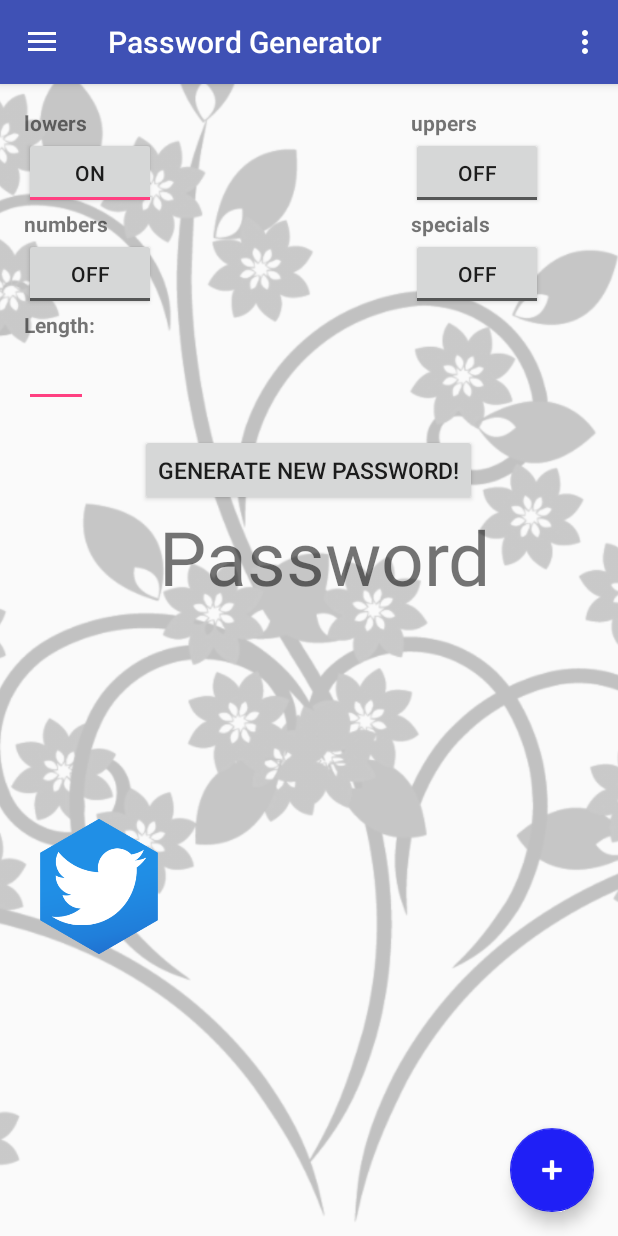
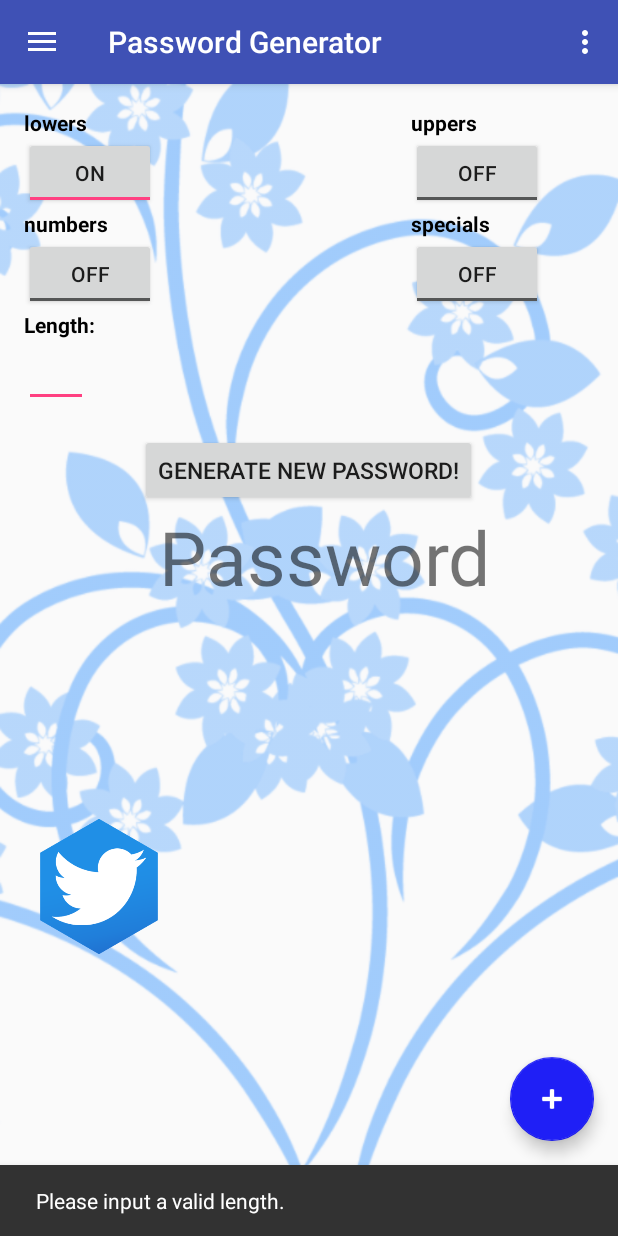
Before and after one commit to ZenOokami/Android-PasswordGenerator, an Android app: the screen it shows after launch (PasswordGeneratorActivity), after a tap on "GENERATE NEW PASSWORD!", on a phone screen of 412 x 824 dp. Run offline under Robolectric (Android 15) with nearby library versions, the phone set to English and light mode, and no system bars.

Commit message:
Functionality Update; Design Update; Bug fixes:
+getLength added
+Logs throughout, need to add more
+length check now works
+Added setups for EoZ standard/documentation

*Fixed graphical issues
*Fixed improper data returns

```diff
--- a/PasswordGenerator/app/src/main/java/org/essenceofzen/passwordgenerator/PasswordGeneratorActivity.java
+++ b/PasswordGenerator/app/src/main/java/org/essenceofzen/passwordgenerator/PasswordGeneratorActivity.java
@@ -23,6 +23,7 @@ import android.view.View;
 import android.view.Menu;
 import android.view.MenuItem;
 import android.widget.Button;
+import android.widget.EditText;
 import android.widget.Toast;
 import android.widget.ToggleButton;
 
@@ -37,8 +38,7 @@ public class PasswordGeneratorActivity extends AppCompatActivity {
     public String getDate(){
         // Calendar Date stuff
         Calendar date = Calendar.getInstance();
-        // Test
-        Log.i("DATE", String.valueOf(date.getTime()));
+        Log.i("DATE", String.valueOf(date.getTime())); // Log the data for what's being pumped out into the program
 
         SimpleDateFormat date_format = new SimpleDateFormat("yyyy-MM-dd HH:mm:ss");
         String formatted_date = date_format.format(date.getTime());
@@ -46,6 +46,15 @@ public class PasswordGeneratorActivity extends AppCompatActivity {
         Toast.makeText(this, formatted_date, Toast.LENGTH_SHORT).show();
 
         return formatted_date;
+    }
+
+    public String getLength(EditText length_input){
+        String length = length_input.getText().toString();
+
+        Toast.makeText(this, length, Toast.LENGTH_LONG).show();
+        Log.i("LENGTH", length);
+
+        return length;
     }
 
     public String convertDateType(String date){
@@ -59,7 +68,7 @@ public class PasswordGeneratorActivity extends AppCompatActivity {
 
         String month= date.substring(5,7);
         // We need to convert the month into text now
-        switch(month){
+        switch(month){ // I could organize this on shorter lines, but I like to keep clarity
             case "01":
                 month = "Janurary";
                 break;
@@ -111,7 +120,7 @@ public class PasswordGeneratorActivity extends AppCompatActivity {
     }
 
     @Override
-    protected void onCreate(Bundle savedInstanceState) {
+    protected void onCreate(Bundle savedInstanceState) { // OnCreate is exactly that, on creation.
         super.onCreate(savedInstanceState);
         setContentView(R.layout.activity_password_generator);
         Toolbar toolbar = (Toolbar) findViewById(R.id.toolbar);
@@ -133,6 +142,9 @@ public class PasswordGeneratorActivity extends AppCompatActivity {
         final ToggleButton numbers_toggleButton = (ToggleButton) findViewById(R.id.numbers_toggleButton);
         final ToggleButton special_toggleButton = (ToggleButton) findViewById(R.id.lowercase_toggleButton);
 
+        //EditText
+        final EditText length_input = (EditText) findViewById(R.id.length_input);
+
         // Generate Password button *******
         Button generatePassword = (Button) findViewById(R.id.generatePassword_button);
         generatePassword.setOnClickListener(new View.OnClickListener(){
@@ -146,9 +158,20 @@ public class PasswordGeneratorActivity extends AppCompatActivity {
                 if(lowercase_toggleButton.isChecked()==false && uppercase_toggleButton.isChecked()==false
                         && numbers_toggleButton.isChecked()==false && special_toggleButton.isChecked()==false){
                     Snackbar.make(this_view, "Please select at least one condition!", Snackbar.LENGTH_LONG).show();
+
                 }else{
                     String seed_date = convertDateType(date);
                     //Snackbar.make(this_view, seed_date, Snackbar.LENGTH_LONG).setAction("Action", null).show();
+                    String length = getLength(length_input); // Pull down the length as a string
+
+                    // Now we're going to want to take that length and set up another check
+                    if(length.matches("")){
+                        Snackbar.make(this_view, "Please input a valid length.", Snackbar.LENGTH_LONG).show();
+                    }else{
+                        // So we have our Length, we have our seed
+                        // Next step calls for us to call our encryption/generation function followed by
+                        // checking each character in the results and removing any null, nextLine, or spaces
+                    }
                 }
 
 
--- a/PasswordGenerator/app/src/main/res/layout/activity_password_generator.xml
+++ b/PasswordGenerator/app/src/main/res/layout/activity_password_generator.xml
@@ -48,14 +48,6 @@
 
         </android.support.design.widget.AppBarLayout>
 
-        <ImageView
-            android:layout_width="match_parent"
-            android:layout_height="match_parent"
-            android:scaleType="centerCrop"
-            android:src="@drawable/black_flora_background"
-            android:alpha=".5"
-            />
-
         <include layout="@layout/content_password_generator" />
 
         <android.support.design.widget.FloatingActionButton
--- a/PasswordGenerator/app/src/main/res/layout/content_password_generator.xml
+++ b/PasswordGenerator/app/src/main/res/layout/content_password_generator.xml
@@ -11,9 +11,17 @@
     app:layout_behavior="@string/appbar_scrolling_view_behavior"
     tools:context="org.essenceofzen.passwordgenerator.PasswordGeneratorActivity"
     tools:showIn="@layout/activity_password_generator"
-
+    android:background="@drawable/phone_flora_fade2_blue"
     >
 
+    <!--<ImageView-->
+        <!--android:layout_width="match_parent"-->
+        <!--android:layout_height="match_parent"-->
+        <!--android:layout_centerInParent="true"-->
+        <!--android:foregroundGravity="center"-->
+        <!--android:scaleType="centerCrop"-->
+        <!--android:src="@drawable/blue_flora_background"-->
+        <!--/>-->
 
     <!-- Lowercase selection -->
     <TextView
@@ -23,13 +31,13 @@
         android:text="lowers"
         android:id="@+id/lowercase"
         android:textStyle="bold"
+        android:textColor="@color/black"
         />
 
     <!-- Default is switched on -->
     <ToggleButton
         android:layout_width="wrap_content"
         android:layout_height="wrap_content"
-
         android:id="@+id/lowercase_toggleButton"
         android:layout_below="@+id/lowercase"
         android:layout_alignParentLeft="true"
@@ -47,7 +55,9 @@
         android:textStyle="bold"
         android:layout_alignParentTop="true"
         android:layout_alignRight="@+id/generatePassword_button"
-        android:layout_alignEnd="@+id/generatePassword_button" />
+        android:layout_alignEnd="@+id/generatePassword_button"
+        android:textColor="@color/black"
+        />
 
     <ToggleButton
         android:layout_width="wrap_content"
@@ -65,6 +75,7 @@
         android:layout_below="@id/lowercase_toggleButton"
         android:id="@+id/numbers"
         android:textStyle="bold"
+        android:textColor="@color/black"
         />
 
     <ToggleButton
@@ -83,6 +94,7 @@
         android:textStyle="bold"
         android:layout_below="@+id/uppercase_toggleButton"
         android:layout_alignLeft="@id/uppercase"
+        android:textColor="@color/black"
         />
 
     <ToggleButton
@@ -101,6 +113,7 @@
         android:text="Length:"
         android:textStyle="bold"
         android:layout_below="@id/numbers_toggleButton"
+        android:textColor="@color/black"
         />
 
     <!--<TextView-->
--- a/PasswordGenerator/app/src/main/res/values/colors.xml
+++ b/PasswordGenerator/app/src/main/res/values/colors.xml
@@ -3,4 +3,5 @@
     <color name="colorPrimary">#3F51B5</color>
     <color name="colorPrimaryDark">#303F9F</color>
     <color name="colorAccent">#FF4081</color>
+    <color name="black">#000000</color>
 </resources>
--- a/PasswordGenerator/app/src/main/res/values/strings.xml
+++ b/PasswordGenerator/app/src/main/res/values/strings.xml
@@ -1,5 +1,5 @@
 <resources>
-    <string name="app_version">Version 0.5.04</string>
+    <string name="app_version">Version 0.7.0-alpha</string>
     <string name="app_name">Password Generator</string>
     <string name="action_settings">Settings</string>
     <string name="generate_password">Generate Password</string>
```
Also changed, not shown: PasswordGenerator/app/src/main/res/drawable/blue_flora_background.png (added), PasswordGenerator/app/src/main/res/drawable/phone_flora.png (added), PasswordGenerator/app/src/main/res/drawable/phone_flora_fade.png (added), PasswordGenerator/app/src/main/res/drawable/phone_flora_fade2.png (added), PasswordGenerator/app/src/main/res/drawable/phone_flora_fade2_blue.png (added).
